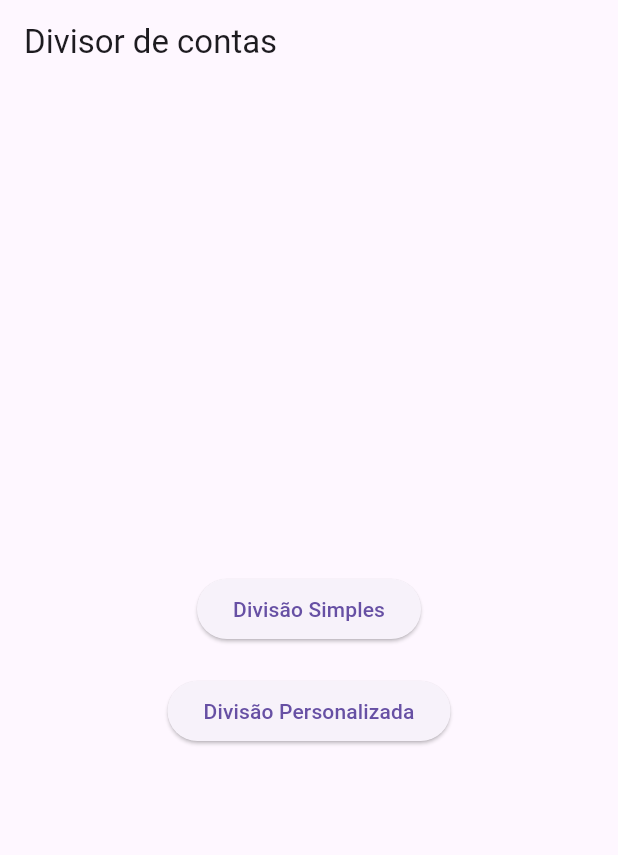
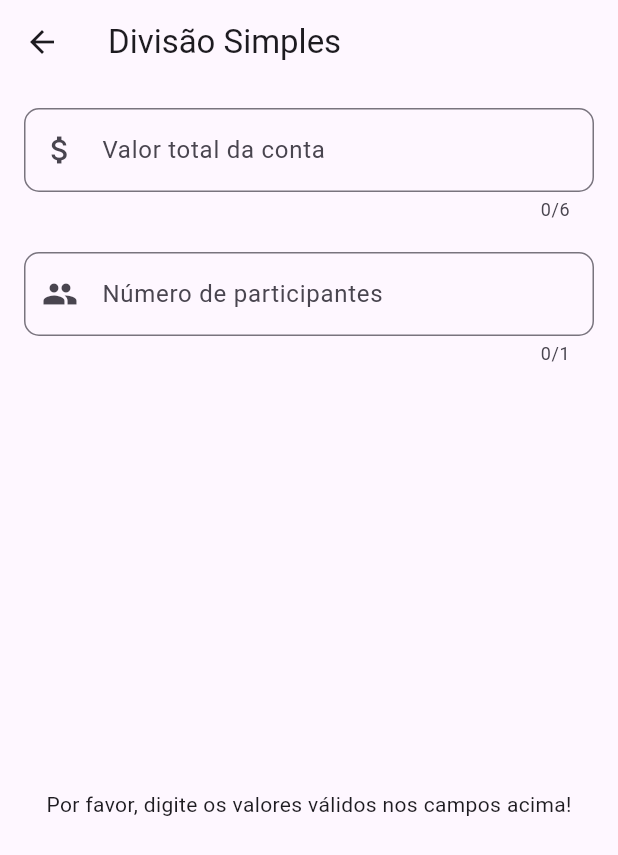
Before and after one commit to UildsonSantos/bill_spliter, a Flutter app: the screen it shows after launch, after a tap on "Divisão Personalizada", on a phone screen of 412 x 824 dp. Shown: the top 855 px of the screen. Run offline on Flutter 3.47's test engine with Material 3 defaults, Android fonts, the phone set to English and light mode, and no system bars.

Commit message:
feat: Add new custom split screen and configure route in the app
- Create new `CustomDivisionScreen` screen to allow custom division of
 accounts.
- Implement division calculation logic, field validation and state
manipulation on the new screen.
- Add the new screen to the application route in the
 `BillSplitterApp` class to allow navigation to the custom split screen.

```diff
--- a/lib/main.dart
+++ b/lib/main.dart
@@ -18,6 +18,7 @@ class BillSplitterApp extends StatelessWidget {
       routes: {
         '/': (context) => const HomeScreen(),
         '/simple_division': (context) => const SimpleDivisionScreen(),
+        '/custom_division': (context) => const CustomDivisionScreen(),
       },
     );
   }
--- /dev/null
+++ b/lib/screens/custom_division_screen.dart
@@ -0,0 +1,195 @@
+import 'package:flutter/material.dart';
+
+import 'package:bill_splitter/models/models.dart';
+
+class CustomDivisionScreen extends StatefulWidget {
+  const CustomDivisionScreen({super.key});
+
+  @override
+  State<CustomDivisionScreen> createState() => _CustomDivisionScreenState();
+}
+
+class _CustomDivisionScreenState extends State<CustomDivisionScreen> {
+  final _formKey = GlobalKey<FormState>();
+  final _totalAmountController = TextEditingController();
+  final _numberOfPeopleController = TextEditingController();
+  String? _numberOfPeopleErrorText;
+  final List<SplitAmount> _results = [];
+  int totalAmount = 0;
+  int numberOfPeople = 0;
+  double splitAmount = 0.0;
+
+  @override
+  void dispose() {
+    _totalAmountController.dispose();
+    _numberOfPeopleController.dispose();
+    super.dispose();
+  }
+
+  void _calculateSplit() {
+    if (_formKey.currentState!.validate()) {
+      totalAmount = int.parse(_totalAmountController.text);
+      numberOfPeople = int.parse(_numberOfPeopleController.text);
+      splitAmount = totalAmount / numberOfPeople;
+
+      double roundedSplitAmount = (splitAmount * 100).round() / 100;
+      double adjustment =
+          totalAmount - (roundedSplitAmount * (numberOfPeople - 1));
+
+      setState(() {
+        _results.clear();
+        for (int i = 0; i < numberOfPeople - 1; i++) {
+          _results.add(SplitAmount(
+            'R\$ ${roundedSplitAmount.toStringAsFixed(2)}',
+            false,
+            false,
+          ));
+        }
+        _results.add(SplitAmount(
+          'R\$ ${adjustment.toStringAsFixed(2)}',
+          false,
+          adjustment.toStringAsFixed(2) !=
+              roundedSplitAmount.toStringAsFixed(2),
+        ));
+      });
+    }
+  }
+
+  String? _validateTotalAmount(String? value) {
+    if (value == null || value.isEmpty) {
+      return 'Por favor, digite o valor total da conta.';
+    }
+    return null;
+  }
+
+  String? _validateNumberOfPeople(String? value) {
+    totalAmount = int.parse(_totalAmountController.text);
+    numberOfPeople = int.parse(_numberOfPeopleController.text);
+    if (value == null || value.isEmpty) {
+      setState(() {
+        _numberOfPeopleErrorText =
+            'Por favor, digite o número de participantes';
+      });
+      return null;
+    }
+
+    if (numberOfPeople > totalAmount) {
+      setState(() {
+        _numberOfPeopleErrorText =
+            'Desculpe, esta conta pode ser dividida por no máximo $totalAmount participantes';
+      });
+      return null;
+    }
+
+    setState(() {
+      _numberOfPeopleErrorText = null;
+    });
+    return null;
+  }
+
+  void _clearGrid() {
+    if (_results.isNotEmpty) {
+      setState(() {
+        _results.clear();
+      });
+    }
+  }
+
+  void _onChangeTextFormField(String value) {
+    _clearGrid();
+    if (_formKey.currentState!.validate() && _numberOfPeopleErrorText == null) {
+      _calculateSplit();
+    }
+  }
+
+  void _clearTextFormFieldNumberOfPeople() {
+    _numberOfPeopleController.clear();
+    _clearGrid();
+    setState(() {
+      _numberOfPeopleErrorText = null;
+    });
+  }
+
+  @override
+  Widget build(BuildContext context) {
+    return Scaffold(
+      appBar: AppBar(
+        title: const Text('Divisão Simples'),
+      ),
+      body: Padding(
+        padding: const EdgeInsets.all(16.0),
+        child: Form(
+          key: _formKey,
+          child: Column(
+            children: <Widget>[
+              TextFormField(
+                onChanged: _onChangeTextFormField,
+                controller: _totalAmountController,
+                keyboardType: TextInputType.number,
+                maxLength: 6,
+                decoration: InputDecoration(
+                  labelText: 'Valor total da conta',
+                  prefixIcon: const Icon(Icons.attach_money),
+                  border: OutlineInputBorder(
+                    borderRadius: BorderRadius.circular(10.0),
+                  ),
+                ),
+                validator: _validateTotalAmount,
+              ),
+              const SizedBox(height: 20),
+              TextFormField(
+                onTap: _clearTextFormFieldNumberOfPeople,
+                onChanged: _onChangeTextFormField,
+                controller: _numberOfPeopleController,
+                keyboardType: TextInputType.number,
+                maxLength: totalAmount.toString().length,
+                decoration: InputDecoration(
+                  labelText: 'Número de participantes',
+                  prefixIcon: const Icon(Icons.people),
+                  border: OutlineInputBorder(
+                    borderRadius: BorderRadius.circular(10.0),
+                  ),
+                  errorText: _numberOfPeopleErrorText,
+                ),
+                validator: _validateNumberOfPeople,
+              ),
+              const SizedBox(height: 20),
+              Expanded(
+                child: _results.isEmpty
+                    ? const Center(
+                        child: Text(
+                            'Por favor, digite os valores válidos nos campos acima!'))
+                    : ListView.builder(
+                        itemCount: _results.length,
+                        itemBuilder: (context, index) {
+                          return GestureDetector(
+                            onTap: () {
+                              setState(() {
+                                _results[index].isPaid =
+                                    !_results[index].isPaid;
+                              });
+                            },
+                            child: Card(
+                              color: _results[index].isPaid
+                                  ? const Color.fromARGB(255, 1, 255, 1)
+                                  : (_results[index].isLast
+                                      ? Colors.orange[200]
+                                      : Colors.red[200]),
+                              child: Center(
+                                child: Text(
+                                  _results[index].amount,
+                                  style: const TextStyle(fontSize: 30),
+                                ),
+                              ),
+                            ),
+                          );
+                        },
+                      ),
+              ),
+            ],
+          ),
+        ),
+      ),
+    );
+  }
+}
--- a/lib/screens/home_screen.dart
+++ b/lib/screens/home_screen.dart
@@ -21,7 +21,9 @@ class HomeScreen extends StatelessWidget {
             ),
             const SizedBox(height: 20),
             ElevatedButton(
-              onPressed: () {},
+              onPressed: () {
+                 Navigator.pushNamed(context, '/custom_division');
+              },
               child: const Text('Divisão Personalizada'),
             ),
           ],
--- a/lib/screens/screens.dart
+++ b/lib/screens/screens.dart
@@ -1,2 +1,3 @@
+export 'custom_division_screen.dart';
 export 'home_screen.dart';
 export 'simple_division_screen.dart';
```
